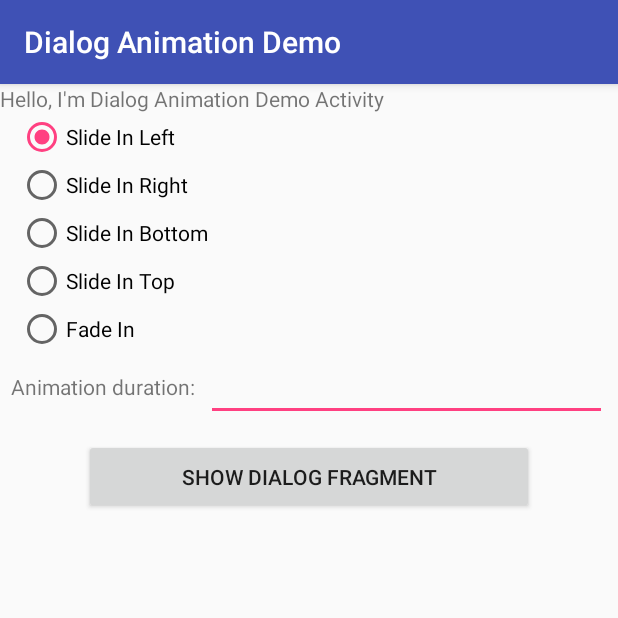
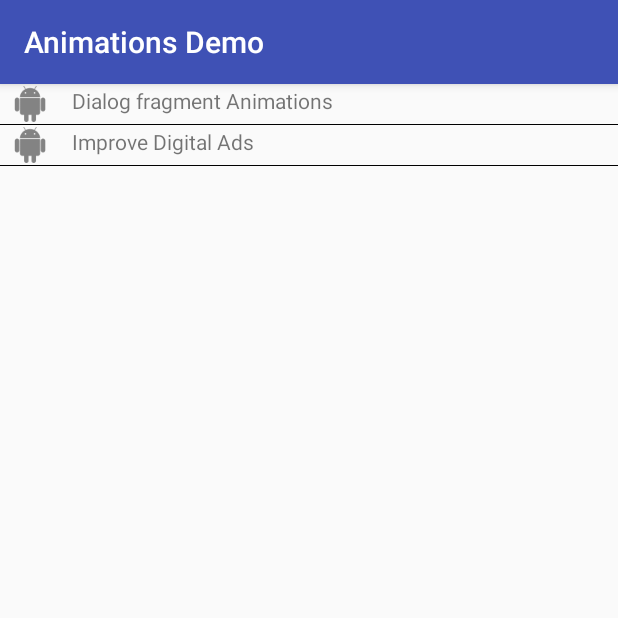
Before and after one commit to libortho/AndroidAnimations, an Android app: the screen it shows after launch (DialogFragmentDemoAct before the commit, MainChooser after it), on a phone screen of 412 x 824 dp, the top half of it. Run offline under Robolectric (Android 15) with nearby library versions, the phone set to English and light mode, and no system bars.

Commit message:
Added MainChooser Activity; Implemented ImproveDigital SDK; Implemented ID View inside a Scroll View

```diff
--- a/AimationsDemo/app/build.gradle
+++ b/AimationsDemo/app/build.gradle
@@ -23,4 +23,7 @@ dependencies {
     compile fileTree(dir: 'libs', include: ['*.jar'])
     testCompile 'junit:junit:4.12'
     compile 'com.android.support:appcompat-v7:23.4.0'
+
+    // Add dependency for the 360SDK
+    compile 'com.improvedigital:360sdk:1.3-SNAPSHOT'
 }
--- /dev/null
+++ b/AimationsDemo/app/src/main/java/com/vecoder/demo/animations/MainChooser.java
@@ -0,0 +1,67 @@
+package com.vecoder.demo.animations;
+
+import com.vecoder.demo.animations.dialogfragment.DialogFragmentDemoAct;
+import com.vecoder.demo.animations.imdig.ScrollViewActivity;
+
+import android.content.Intent;
+import android.os.Bundle;
+import android.support.annotation.Nullable;
+import android.support.v7.app.AppCompatActivity;
+import android.view.View;
+import android.widget.AdapterView;
+import android.widget.ListView;
+import android.widget.Toast;
+
+import java.util.Arrays;
+import java.util.List;
+
+/**
+ * Created by v.gacina on 6/29/2016.
+ */
+public class MainChooser extends AppCompatActivity implements AdapterView.OnItemClickListener{
+
+    private ListView mListView;
+
+    private static final String[] ITEMS = {"Dialog fragment Animations", "Improve Digital Ads"};
+
+
+    @Override
+    protected void onCreate(@Nullable Bundle savedInstanceState) {
+        super.onCreate(savedInstanceState);
+
+        setContentView(R.layout.activity_mainchooser);
+        bindViews();
+        setListAdapter();
+    }
+
+    private void bindViews(){
+        mListView = (ListView) findViewById(R.id.lvMainChooser);
+
+
+    }
+
+    private void setListAdapter(){
+        List<String> items = Arrays.asList(ITEMS);
+        MainChooserListAdapter adapter = new MainChooserListAdapter(this, items);
+        mListView.setAdapter(adapter);
+        mListView.setOnItemClickListener(this);
+    }
+
+    @Override
+    public void onItemClick(AdapterView<?> parent, View view, int position, long id) {
+        Intent gotoActivity;
+        switch(position){
+            case 0:
+                gotoActivity = new Intent(this, DialogFragmentDemoAct.class);
+                startActivity(gotoActivity);
+                break;
+            case 1:
+                gotoActivity = new Intent(this, ScrollViewActivity.class);
+                startActivity(gotoActivity);
+                break;
+            default:
+                Toast.makeText(this, "Invalid option", Toast.LENGTH_SHORT).show();
+                break;
+        }
+    }
+}
--- /dev/null
+++ b/AimationsDemo/app/src/main/java/com/vecoder/demo/animations/MainChooserListAdapter.java
@@ -0,0 +1,69 @@
+package com.vecoder.demo.animations;
+
+import android.app.Activity;
+import android.content.Context;
+import android.view.LayoutInflater;
+import android.view.View;
+import android.view.ViewGroup;
+import android.widget.BaseAdapter;
+import android.widget.ImageView;
+import android.widget.TextView;
+
+import java.util.ArrayList;
+import java.util.List;
+
+/**
+ * Created by v.gacina on 6/29/2016.
+ */
+public class MainChooserListAdapter extends BaseAdapter {
+
+    private Context mContext;
+    private List<String> mItems;
+
+    public MainChooserListAdapter(Context context, List<String> items) {
+        mContext = context;
+        mItems = items;
+    }
+
+    @Override
+    public int getCount() {
+        return mItems.size();
+    }
+
+    @Override
+    public Object getItem(int position) {
+        return mItems.get(position);
+    }
+
+    @Override
+    public long getItemId(int position) {
+        return position;
+    }
+
+    @Override
+    public View getView(int position, View convertView, ViewGroup parent) {
+        LayoutInflater inflater = ((Activity) mContext).getLayoutInflater();
+
+        ViewHolder viewHolder;
+        if(convertView == null) {
+            convertView = inflater.inflate(android.R.layout.activity_list_item, null);
+            viewHolder = new ViewHolder();
+            viewHolder.mTitle = (TextView) convertView.findViewById(android.R.id.text1);
+            viewHolder.mImage = (ImageView) convertView.findViewById(android.R.id.icon);
+            convertView.setTag(viewHolder);
+        }else{
+            viewHolder = (ViewHolder) convertView.getTag();
+        }
+
+        viewHolder.mImage.setImageResource(R.drawable.ic_chooser_generic);
+        viewHolder.mTitle.setText(mItems.get(position));
+
+        return convertView;
+    }
+
+    static class ViewHolder {
+        ImageView mImage;
+        TextView mTitle;
+
+    }
+}
--- /dev/null
+++ b/AimationsDemo/app/src/main/res/layout/activity_mainchooser.xml
@@ -0,0 +1,15 @@
+<?xml version="1.0" encoding="utf-8"?>
+<LinearLayout xmlns:android="http://schemas.android.com/apk/res/android"
+    android:orientation="vertical"
+    android:layout_width="match_parent"
+    android:layout_height="match_parent">
+
+    <ListView
+        android:id="@+id/lvMainChooser"
+        android:layout_width="match_parent"
+        android:layout_height="match_parent"
+        android:choiceMode="singleChoice"
+        android:dividerHeight="1px"
+        android:divider="@android:color/background_dark"/>
+
+</LinearLayout>
--- a/AimationsDemo/app/src/main/res/values/colors.xml
+++ b/AimationsDemo/app/src/main/res/values/colors.xml
@@ -3,4 +3,7 @@
     <color name="colorPrimary">#3F51B5</color>
     <color name="colorPrimaryDark">#303F9F</color>
     <color name="colorAccent">#FF4081</color>
+
+    <color name="adview_background_color">#FFFFFF</color>
+    <color name="ad_type_header">#AAAAAA</color>
 </resources>
--- a/AimationsDemo/app/src/main/res/values/styles.xml
+++ b/AimationsDemo/app/src/main/res/values/styles.xml
@@ -6,6 +6,7 @@
         <item name="colorPrimary">@color/colorPrimary</item>
         <item name="colorPrimaryDark">@color/colorPrimaryDark</item>
         <item name="colorAccent">@color/colorAccent</item>
+        <item name="android:listPreferredItemHeight">41dp</item>
     </style>
 
     <style name="CustomDialog" parent="Theme.AppCompat.Light.Dialog" >
--- a/AimationsDemo/build.gradle
+++ b/AimationsDemo/build.gradle
@@ -15,6 +15,9 @@ buildscript {
 allprojects {
     repositories {
         jcenter()
+
+        // 360SDK repository
+        maven { url 'https://repo.360yield.com/nexus/content/groups/public/' }
     }
 }
 
```
Also changed, not shown: AimationsDemo/app/src/main/AndroidManifest.xml (+13 -1 lines), AimationsDemo/app/src/main/java/com/vecoder/demo/animations/imdig/ScrollViewActivity.java (added, +44 -0 lines), AimationsDemo/app/src/main/res/layout/activity_scroll_with_ads.xml (added, +54 -0 lines), AimationsDemo/app/src/main/res/drawable-hdpi/ic_chooser_generic.png (added), AimationsDemo/app/src/main/res/drawable-mdpi/ic_chooser_generic.png (added), AimationsDemo/app/src/main/res/drawable-xhdpi/ic_chooser_generic.png (added), AimationsDemo/app/src/main/res/drawable-xxhdpi/ic_chooser_generic.png (added), AimationsDemo/app/src/main/res/drawable/daftpunk.jpg (added), 1 other file.
